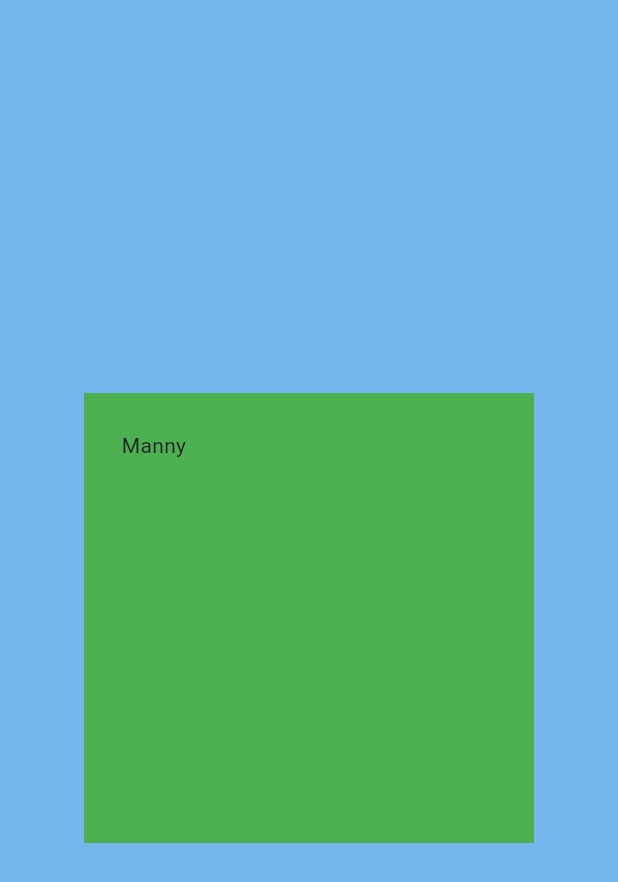
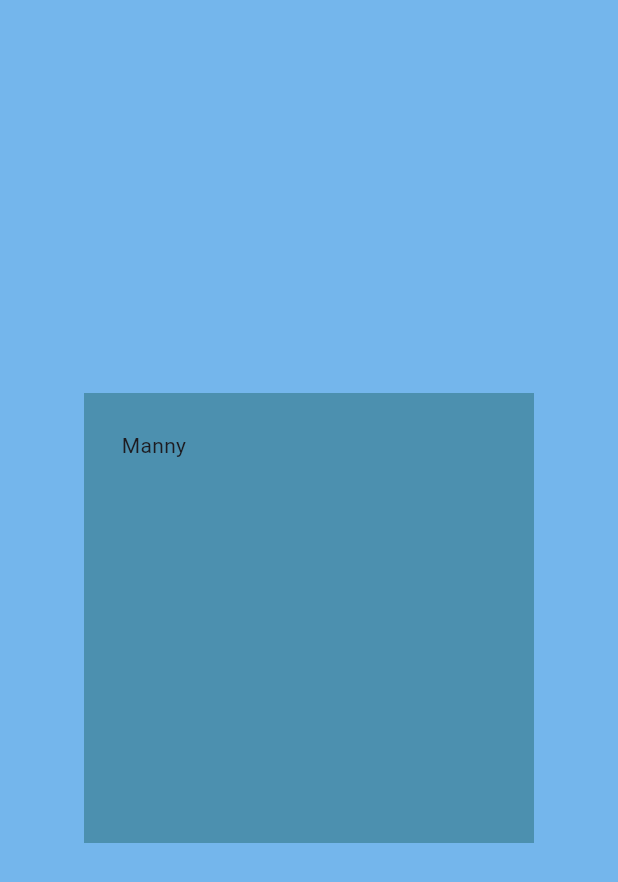
Before and after one commit to mrquarshie/mitchkoko, a Flutter app: the screen it shows after launch, on a phone screen of 412 x 824 dp. Shown: the top 882 px of the screen. Run offline on Flutter 3.47's test engine with Material 3 defaults, Android fonts, the light colour scheme and no system bars.

Commit message:
Update main.dart

```diff
--- a/manny/lib/main.dart
+++ b/manny/lib/main.dart
@@ -18,7 +18,7 @@ class MyApp extends StatelessWidget {
             height: 300,
             width: 300,
             child: Container(
-              color: Colors.green,
+              color: const Color.fromARGB(255, 76, 144, 175),
               child: const Padding(
                 padding: EdgeInsets.all(25),
                 child: Text("Manny"),
```
